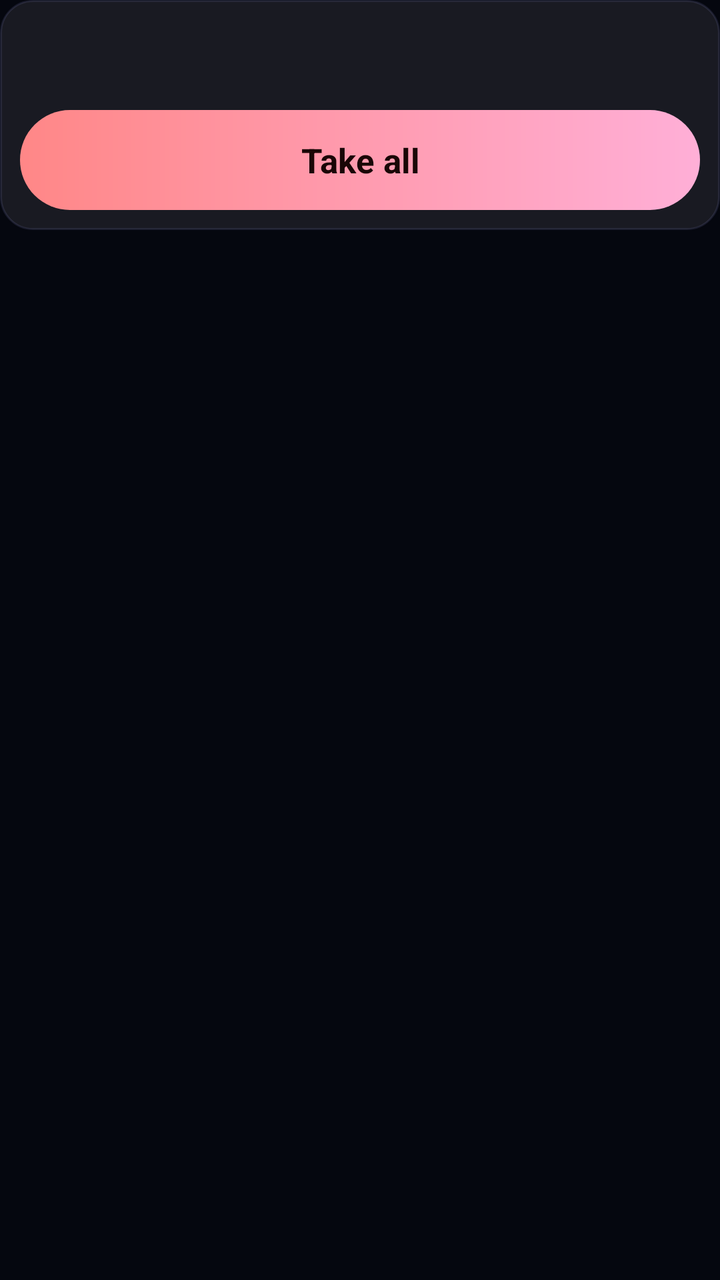
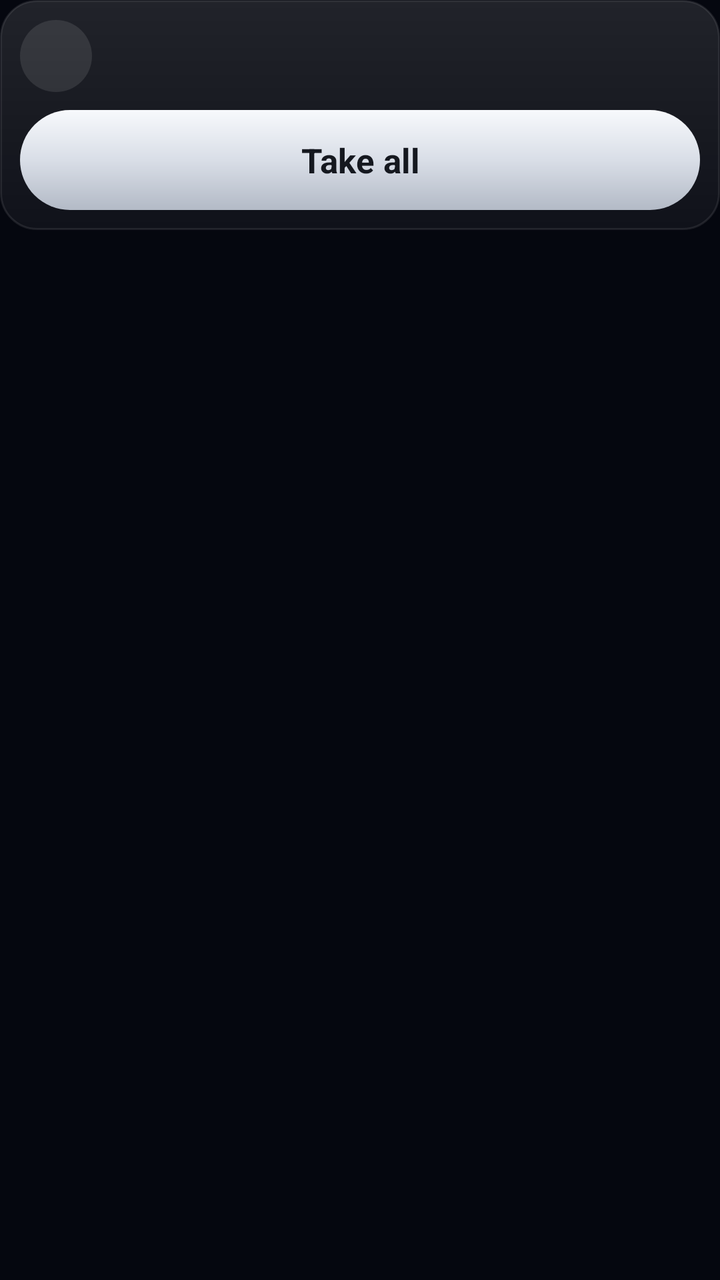

The first picture is an Android layout as it rendered before a commit; the second is the same layout after the commit. The layout source and the unified diff follow.
<!-- AndroidManifest.xml: application theme AppTheme -->
<!-- res/layout/wi_set.xml -->
<?xml version="1.0" encoding="utf-8"?>
<FrameLayout xmlns:android="http://schemas.android.com/apk/res/android" android:layout_width="match_parent" android:layout_height="wrap_content" android:paddingBottom="6dp">
<LinearLayout android:id="@+id/wi_root" android:layout_width="match_parent" android:layout_height="wrap_content"
    android:orientation="vertical" android:background="@drawable/witem" android:padding="10dp">
    <LinearLayout android:layout_width="match_parent" android:layout_height="wrap_content" android:orientation="horizontal" android:gravity="center_vertical">
        <TextView android:id="@+id/wi_ic" android:layout_width="26dp" android:layout_height="wrap_content" android:textSize="19sp" android:gravity="center" />
        <LinearLayout android:layout_width="0dp" android:layout_height="wrap_content" android:layout_weight="1" android:orientation="vertical" android:layout_marginStart="8dp">
            <TextView android:id="@+id/wi_v" android:layout_width="wrap_content" android:layout_height="wrap_content"
                android:textSize="15sp" android:textStyle="bold" android:textColor="#FFFFFF" android:maxLines="1" />
            <TextView android:id="@+id/wi_s" android:layout_width="wrap_content" android:layout_height="wrap_content"
                android:textSize="11.5sp" android:textColor="#9AA0C0" android:maxLines="2" android:ellipsize="end" />
        </LinearLayout>
    </LinearLayout>
    <TextView android:id="@+id/wi_b" android:layout_width="match_parent" android:layout_height="50dp" android:layout_marginTop="9dp"
        android:gravity="center" android:background="@drawable/wtake" android:text="Take all"
        android:textSize="17sp" android:textStyle="bold" android:textColor="#1A0606" android:maxLines="1" />
</LinearLayout>
</FrameLayout>
<!-- resources referenced by this layout -->
<resources>
  <!-- drawable witem (drawable) -->
  <?xml version="1.0" encoding="utf-8"?>
  <shape xmlns:android="http://schemas.android.com/apk/res/android" android:shape="rectangle">
      <solid android:color="#14FFFFFF" />
      <stroke android:width="1dp" android:color="#1FAFAFFF" />
      <corners android:radius="16dp" />
  </shape>
  <!-- drawable wtake (drawable) -->
  <?xml version="1.0" encoding="utf-8"?>
  <shape xmlns:android="http://schemas.android.com/apk/res/android" android:shape="rectangle">
      <gradient android:startColor="#FF8787" android:endColor="#FFAFD7" android:angle="0" />
      <corners android:radius="99dp" />
  </shape>
  <style name="AppTheme" parent="@android:style/Theme.Material.NoActionBar">
          <item name="android:windowBackground">@color/rv_bg</item>
          <item name="android:colorBackground">@color/rv_bg</item>
          <item name="android:statusBarColor">@color/rv_bg</item>
          <item name="android:navigationBarColor">@color/rv_bg</item>
          <item name="android:colorAccent">#FFAFAFFF</item>
      </style>
  <color name="rv_bg">#FF05070F</color>
</resources>

<!-- the commit's change to res/layout/wi_set.xml (unified diff, before → after) -->
@@ -3,7 +3,7 @@
 <LinearLayout android:id="@+id/wi_root" android:layout_width="match_parent" android:layout_height="wrap_content"
     android:orientation="vertical" android:background="@drawable/witem" android:padding="10dp">
     <LinearLayout android:layout_width="match_parent" android:layout_height="wrap_content" android:orientation="horizontal" android:gravity="center_vertical">
-        <TextView android:id="@+id/wi_ic" android:layout_width="26dp" android:layout_height="wrap_content" android:textSize="19sp" android:gravity="center" />
+        <TextView android:id="@+id/wi_ic" android:layout_width="36dp" android:layout_height="36dp" android:background="@drawable/wic" android:textSize="19sp" android:gravity="center" />
         <LinearLayout android:layout_width="0dp" android:layout_height="wrap_content" android:layout_weight="1" android:orientation="vertical" android:layout_marginStart="8dp">
             <TextView android:id="@+id/wi_v" android:layout_width="wrap_content" android:layout_height="wrap_content"
                 android:textSize="15sp" android:textStyle="bold" android:textColor="#FFFFFF" android:maxLines="1" />
@@ -13,6 +13,6 @@
     </LinearLayout>
     <TextView android:id="@+id/wi_b" android:layout_width="match_parent" android:layout_height="50dp" android:layout_marginTop="9dp"
         android:gravity="center" android:background="@drawable/wtake" android:text="Take all"
-        android:textSize="17sp" android:textStyle="bold" android:textColor="#1A0606" android:maxLines="1" />
+        android:textSize="17sp" android:textStyle="bold" android:textColor="#15181F" android:maxLines="1" />
 </LinearLayout>
 </FrameLayout>
<!-- resource entries referenced after the edit -->
@@ -1,16 +1,21 @@
 <!-- resources referenced by this layout -->
 <resources>
+  <!-- drawable wic (drawable) -->
+  <?xml version="1.0" encoding="utf-8"?>
+  <shape xmlns:android="http://schemas.android.com/apk/res/android" android:shape="oval">
+      <solid android:color="#1AFFFFFF" />
+  </shape>
   <!-- drawable witem (drawable) -->
   <?xml version="1.0" encoding="utf-8"?>
   <shape xmlns:android="http://schemas.android.com/apk/res/android" android:shape="rectangle">
-      <solid android:color="#14FFFFFF" />
-      <stroke android:width="1dp" android:color="#1FAFAFFF" />
-      <corners android:radius="16dp" />
+      <gradient android:startColor="#1CFFFFFF" android:endColor="#0BFFFFFF" android:angle="270" />
+      <stroke android:width="1dp" android:color="#17FFFFFF" />
+      <corners android:radius="18dp" />
   </shape>
   <!-- drawable wtake (drawable) -->
   <?xml version="1.0" encoding="utf-8"?>
   <shape xmlns:android="http://schemas.android.com/apk/res/android" android:shape="rectangle">
-      <gradient android:startColor="#FF8787" android:endColor="#FFAFD7" android:angle="0" />
+      <gradient android:startColor="#F7F9FC" android:centerColor="#D9DEE7" android:endColor="#B3BAC6" android:angle="270" />
       <corners android:radius="99dp" />
   </shape>
   <style name="AppTheme" parent="@android:style/Theme.Material.NoActionBar">
